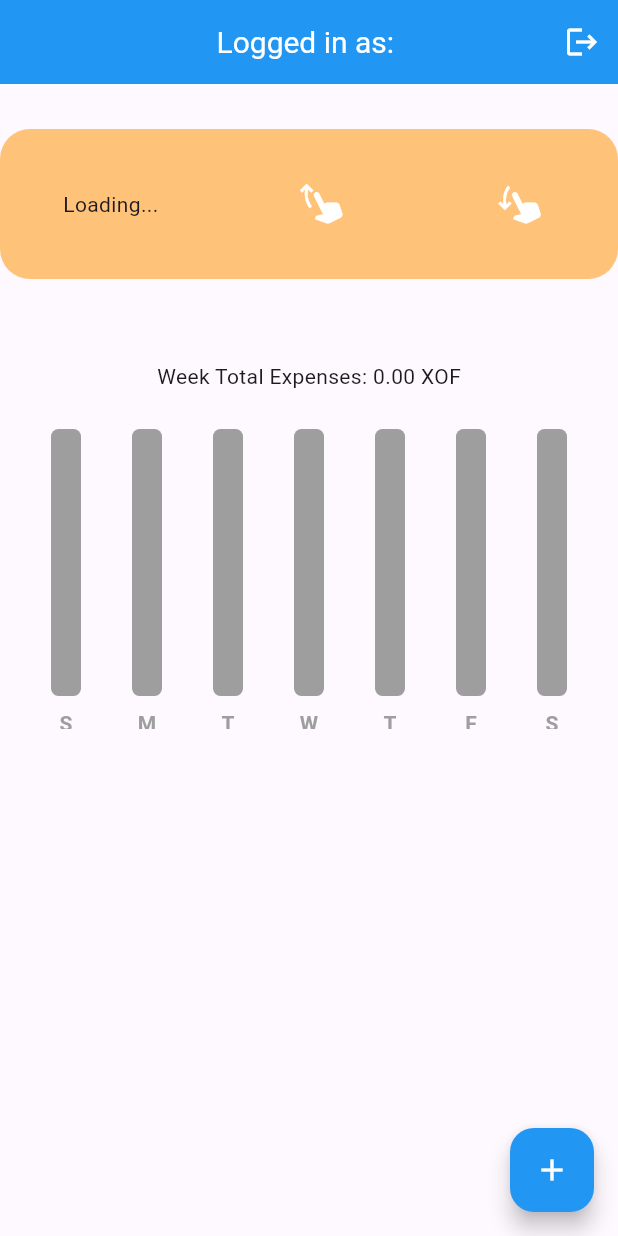
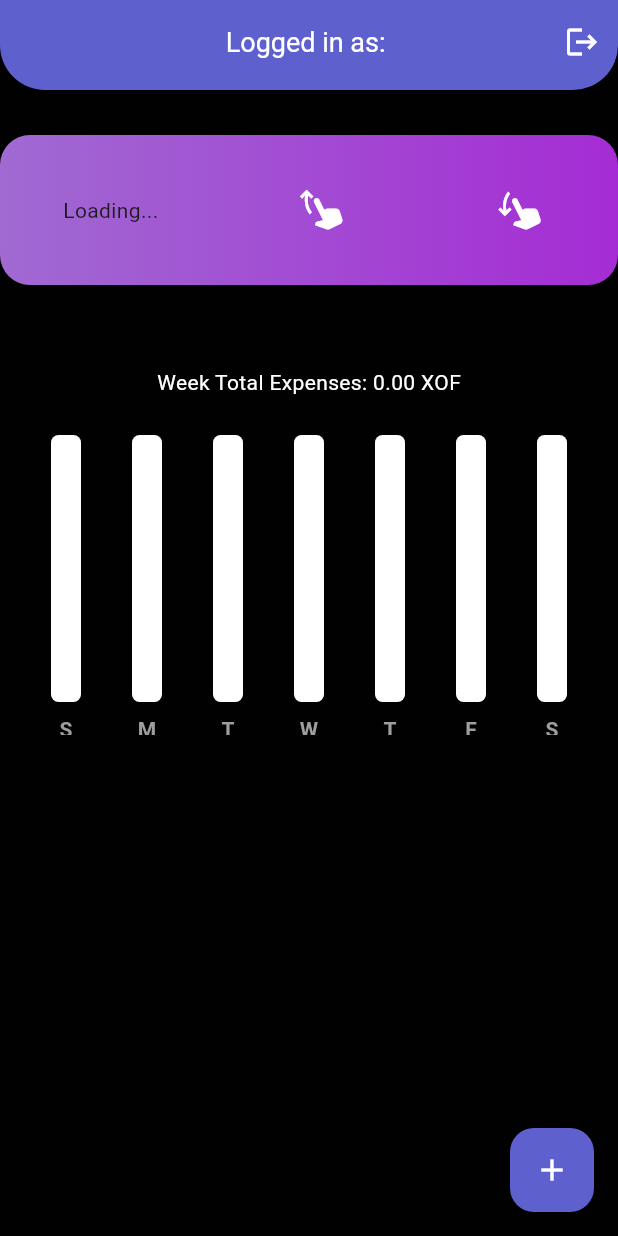
Before and after one commit to okook659/SCHOOL, a Flutter app: the screen it shows once a user with an empty profile is signed in, on a phone screen of 412 x 824 dp. Run offline on Flutter 3.47's test engine with Material 3 defaults, Android fonts, the phone set to English and light mode, and no system bars; drawn by our look-alikes of fl_chart; our stand-ins replace cloud_firestore, firebase_auth, firebase_core, google_fonts; accounts and stored records are empty; network calls fail; Roboto replaces fonts that are missing (Cambria).

Commit message:
projet de gestion des depenses

```diff
--- a/lib/bar graph/bar_graph.dart
+++ b/lib/bar graph/bar_graph.dart
@@ -66,13 +66,13 @@ class MyBarGraph extends StatelessWidget {
             .map((data) => BarChartGroupData(x: data.x, barRods: [
                   BarChartRodData(
                     toY: data.y,
-                    color: Colors.blue,
+                    color: Color(0xFF0CCDA3),
                     width: 20,
                     borderRadius: BorderRadius.circular(5),
                     backDrawRodData: BackgroundBarChartRodData(
                       show: true,
                       toY: maxY,
-                      color: Colors.grey,
+                      color: Colors.white,
                     ),
                   ),
                 ]))
--- a/lib/components/expense_summary.dart
+++ b/lib/components/expense_summary.dart
@@ -95,9 +95,14 @@ class ExpenseSummary extends StatelessWidget {
             child: Row(
               mainAxisAlignment: MainAxisAlignment.center,
               children: [
-                const Text('Week Total Expenses: '),
+                const Text(
+                  'Week Total Expenses: ',
+                  style: TextStyle(color: Colors.white),
+                ),
                 Text(
-                    '${calculateWeekTotal(value, sunday, monday, tuesday, wednesday, thursday, friday, saturday)} XOF'),
+                  '${calculateWeekTotal(value, sunday, monday, tuesday, wednesday, thursday, friday, saturday)} XOF',
+                  style: TextStyle(color: Colors.white),
+                ),
               ],
             ),
           ),
--- a/lib/data/expense_data.dart
+++ b/lib/data/expense_data.dart
@@ -111,8 +111,6 @@ class ExpenseData extends ChangeNotifier {
 
       return;
     } else {
-      setMoneyOfUser(double.parse(amount), false);
-
       // Référence à la collection des dépenses de l'utilisateur
       CollectionReference userExpenses = FirebaseFirestore.instance
           .collection('users')
--- a/lib/pages/home_page.dart
+++ b/lib/pages/home_page.dart
@@ -1,5 +1,6 @@
 import 'package:cloud_firestore/cloud_firestore.dart';
 import 'package:expenses_tracker/components/expense_chart.dart';
+import 'package:google_fonts/google_fonts.dart';
 import 'package:expenses_tracker/components/expense_summary.dart';
 import 'package:expenses_tracker/components/expense_tile.dart';
 import 'package:expenses_tracker/models/expense_item.dart';
@@ -226,12 +227,19 @@ class _HomePageState extends State<HomePage> {
   Widget build(BuildContext context) {
     return Consumer<ExpenseData>(
       builder: (context, value, child) => Scaffold(
-              appBar: AppBar(
-                backgroundColor: Colors.blue,
+        appBar: PreferredSize(
+          preferredSize: Size.fromHeight(60.0),
+          child: ClipRRect(
+            borderRadius: BorderRadius.vertical(
+              bottom: Radius.circular(30),
+            ),
+            child: AppBar(
+              backgroundColor: Color(0xFF5E60CE),
               centerTitle: true,
               title: Text(
                 "Logged in as: " + user.email!,
-                  style: const TextStyle(fontSize: 20, color: Colors.white),
+                style: const TextStyle(
+                    fontSize: 18, color: Colors.white, fontFamily: 'Cambria'),
               ),
               actions: [
                 IconButton(
@@ -240,11 +248,13 @@ class _HomePageState extends State<HomePage> {
                     icon: Icon(Icons.logout))
               ],
             ),
+          ),
+        ),
         //backgroundColor: Color(0xFF9E9190),
-              backgroundColor: Colors.white24,
+        backgroundColor: Color(0xFF010101),
 
         floatingActionButton: FloatingActionButton(
-                backgroundColor: Colors.blue,
+          backgroundColor: Color(0xFF5E60CE),
           foregroundColor: Colors.white,
           onPressed: addNewExpense,
           child: Icon(Icons.add),
@@ -261,9 +271,15 @@ class _HomePageState extends State<HomePage> {
                     height: 30,
                   ),
                   Container(
+                    width: 500,
                     decoration: BoxDecoration(
+                        gradient: LinearGradient(
+                          colors: [Color(0xFFA52CD4), Color(0xFFA06AD2)],
+                          begin: Alignment.centerRight,
+                          end: Alignment.centerLeft,
+                        ),
                         shape: BoxShape.rectangle,
-                              color: Colors.orangeAccent.withOpacity(0.7),
+                        color: Color(0xFF0CCDA3),
                         borderRadius: BorderRadius.circular(20)),
                     height: 100,
                     //width: 400,
@@ -271,15 +287,18 @@ class _HomePageState extends State<HomePage> {
                       mainAxisAlignment: MainAxisAlignment.spaceAround,
                       children: [
                         FutureBuilder<double?>(
-                                future: Provider.of<ExpenseData>(context,
-                                        listen: false)
+                          future:
+                              Provider.of<ExpenseData>(context, listen: false)
                                   .getMoneyOfUSer(),
                           builder: (context, snapshot) {
                             if (snapshot.hasData) {
                               return Text(
                                 "Your Money:  ${snapshot.data} XOF",
-                                      style: TextStyle(
-                                          color: Colors.white, fontSize: 18),
+                                style: GoogleFonts.poppins(
+                                  textStyle: TextStyle(
+                                      fontSize: 24,
+                                      fontWeight: FontWeight.w300),
+                                ),
                               );
                             } else {
                               return Text("Loading...");
@@ -315,7 +334,13 @@ class _HomePageState extends State<HomePage> {
             ),
 
             // expense list
-                  ListView.builder(
+            Padding(
+              padding: const EdgeInsets.all(20.0),
+              child: Container(
+                decoration:
+                    BoxDecoration(borderRadius: BorderRadius.circular(20)),
+                child: ListView.builder(
+                  clipBehavior: Clip.antiAlias,
                   shrinkWrap: true,
                   physics: const NeverScrollableScrollPhysics(),
                   itemCount: value.getAllExpenseList().length,
@@ -324,8 +349,11 @@ class _HomePageState extends State<HomePage> {
                       amount: value.getAllExpenseList()[index].amount,
                       dateTime: value.getAllExpenseList()[index].dateTime),
                 ),
+              ),
+            ),
           ],
         ),
-            ));
+      ),
+    );
   }
 }
--- a/pubspec.yaml
+++ b/pubspec.yaml
@@ -42,6 +42,7 @@ dependencies:
   persistent_bottom_nav_bar_v2: ^5.2.3
   provider: ^6.1.2
   fl_chart: ^0.68.0
+  google_fonts: ^2.2.3
 
 dev_dependencies:
   flutter_test:
```
Also changed, not shown: lib/components/expense_tile.dart (+6 -4 lines), lib/components/expenses_list.dart (+14 -8 lines), pubspec.lock, 3 other files. Lines whose indentation alone changed are shown as unchanged.
